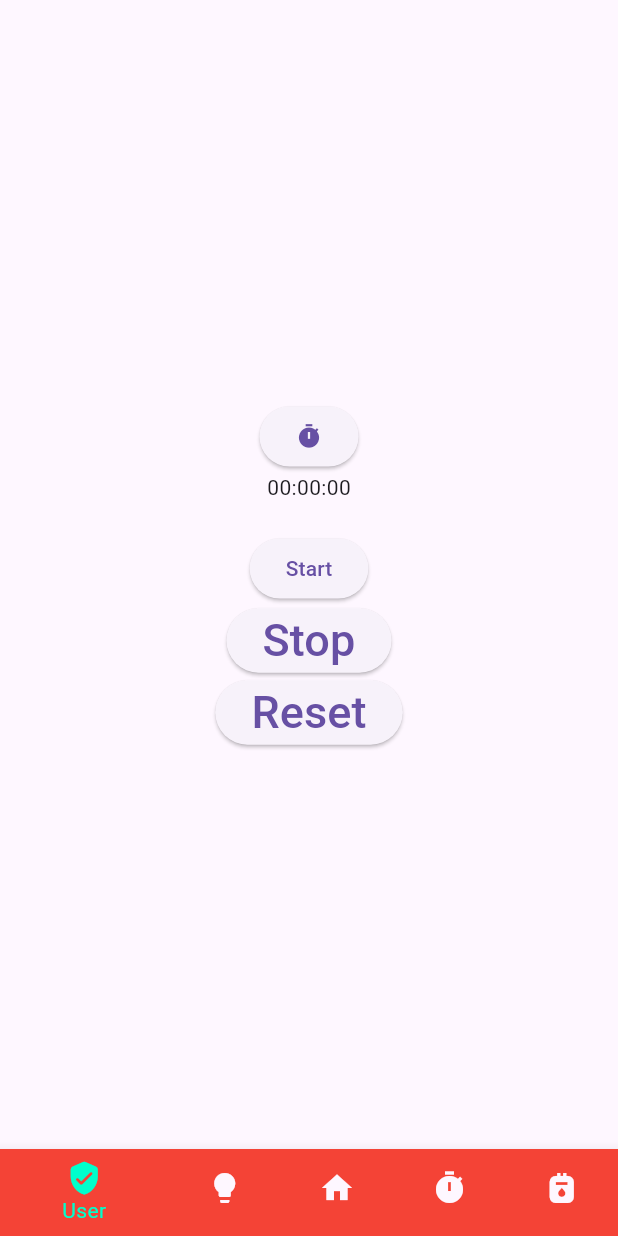
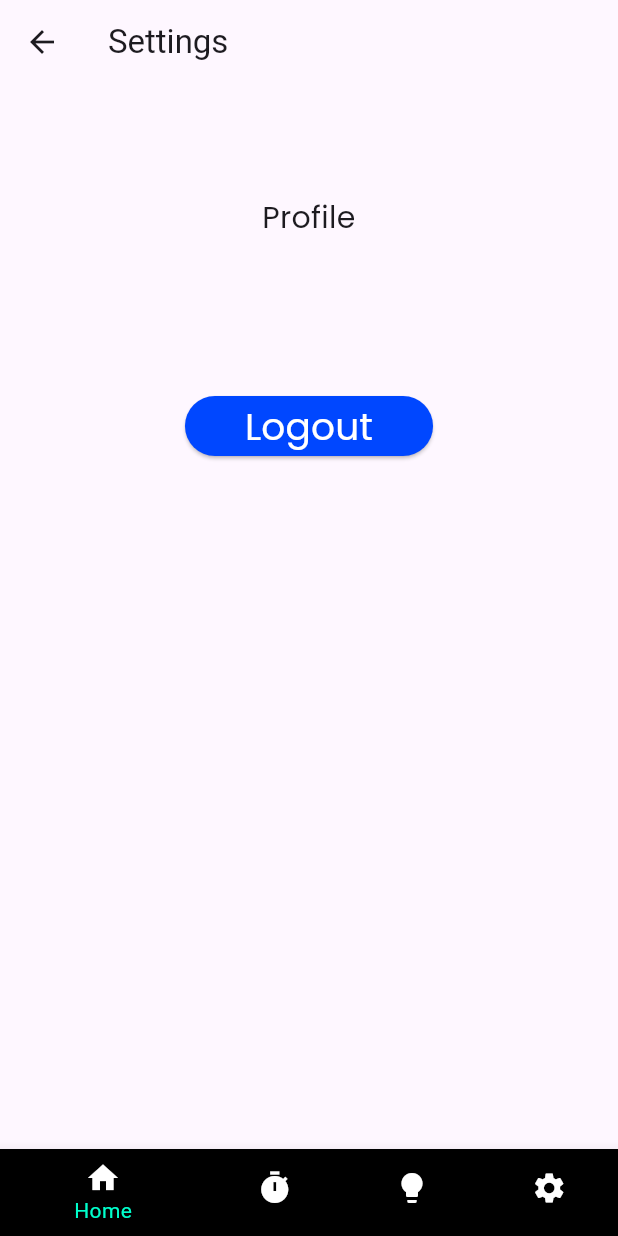
Before and after one commit to MTonilon22/Ardu-Illuminate, a Flutter app: the MyHomePage screen opened directly, swiped to page 4, on a phone screen of 412 x 824 dp. Run offline on Flutter 3.47's test engine with Material 2 defaults, Android fonts, the light colour scheme and no system bars; missing offline and left inert: duration_picker; network calls fail.

Commit message:
4 functions - settings and profile settings and logout.

```diff
--- a/lib/main.dart
+++ b/lib/main.dart
@@ -2,6 +2,7 @@ import 'package:flutter/material.dart';
 import 'loginpage.dart';
 import 'first.dart';
 import 'second.dart';
+import 'settingsPage.dart';
 import 'third.dart';
 import 'fourth.dart';
 import 'fifth.dart';
@@ -47,11 +48,12 @@ class _MyHomePageState extends State<MyHomePage> {
   final PageController _pageController = PageController();
 
   final List<Widget> _widgetOptions = [
-    FirstScreen(),
-    EnlighteningDetails(),
+
     ThirdScreen(),
     FourthScreen(),
     FifthScreen(),
+    SettingsPage(),
+
   ];
 
   void _onItemTapped(int index) {
@@ -70,30 +72,25 @@ class _MyHomePageState extends State<MyHomePage> {
       ),
       bottomNavigationBar: BottomNavigationBar(
         items: const <BottomNavigationBarItem>[
-          BottomNavigationBarItem(
-            icon: Icon(Icons.verified_user_rounded),
-            label: "User",
-            backgroundColor: Colors.red,
+           BottomNavigationBarItem(
+            icon: Icon(Icons.home, color: Colors.white),
+            label: "Home",
+            backgroundColor: Colors.black,
           ),
           BottomNavigationBarItem(
-            icon: Icon(Icons.lightbulb),
-            label: "Light",
-            backgroundColor: Colors.blueAccent,
+           icon: Icon(Icons.timer, color: Colors.white),
+            label: "Timer",
+            backgroundColor: Colors.black,
           ),
           BottomNavigationBarItem(
-            icon: Icon(Icons.home),
-            label: "Home",
-            backgroundColor: Colors.grey,
+            icon: Icon(Icons.lightbulb, color: Colors.white),
+            label: "Power",
+            backgroundColor: Colors.black,
           ),
           BottomNavigationBarItem(
-            icon: Icon(Icons.timer),
-            label: "Timer",
-            backgroundColor: Colors.purpleAccent,
-          ),
-          BottomNavigationBarItem(
-            icon: Icon(Icons.gas_meter),
-            label: "Energy Meter",
-            backgroundColor: Colors.orange,
+            icon: Icon(Icons.settings, color: Colors.white),
+            label: "User",
+            backgroundColor: Colors.black,
           ),
         ],
         currentIndex: _selectedindex,
--- /dev/null
+++ b/lib/settingsPage.dart
@@ -0,0 +1,147 @@
+import 'package:flutter/material.dart';
+
+class SettingsPage extends StatelessWidget {
+  const SettingsPage({Key? key}) : super(key: key);
+
+  void _logout(BuildContext context) {
+    // Implement code to logout the user
+  }
+
+  @override
+  Widget build(BuildContext context) {
+    return Scaffold(
+      appBar: AppBar(
+        title: const Text('Settings'),
+      ),
+      body: SingleChildScrollView(
+        child: Center(
+          child: Padding(
+            padding: const EdgeInsets.all(50),
+            child: Column(
+              mainAxisAlignment: MainAxisAlignment.center,
+              children: <Widget>[
+                const SizedBox(height: 25),
+                const Text(
+                  'Profile',
+                  style: TextStyle(
+                    fontFamily: 'Poppins',
+                    fontSize: 20,
+                  ),
+                  textAlign: TextAlign.center,
+                ),
+                const SizedBox(height: 50),
+                // Add profile settings here
+                const SizedBox(height: 50),
+                ElevatedButton(
+                  onPressed: () {
+                    _logout(context);
+                  },
+                  style: ElevatedButton.styleFrom(
+                    padding: const EdgeInsets.symmetric(horizontal: 40),
+                    shape: RoundedRectangleBorder(
+                      borderRadius: BorderRadius.circular(30),
+                    ),
+                    backgroundColor: const Color(0xFF0047FF),
+                  ),
+                  child: const Text(
+                    'Logout',
+                    style: TextStyle(
+                      fontSize: 25,
+                      fontFamily: 'Poppins',
+                      color: Colors.white,
+                    ),
+                  ),
+                ),
+              ],
+            ),
+          ),
+        ),
+      ),
+    );
+  }
+}
+
+// // ignore_for_file: depend_on_referenced_packages
+
+// import 'package:flutter/material.dart';
+// import 'package:flutter_settings_screens/flutter_settings_screens.dart';
+// class SettingsPage extends StatefulWidget {
+//   @override
+//   _SettingsPageState createState() => _SettingsPageState();
+// }
+
+// class _SettingsPageState extends State<SettingsPage> {
+//   bool _isDarkModeEnabled = false;
+//   String _username = 'John Doe';
+
+//   @override
+//   Widget build(BuildContext context) {
+//     return Scaffold(
+//       appBar: AppBar(
+//         title: const Text('Settings'),
+//       ),
+//       body: Column(
+//         children: [
+//           SizedBox(
+//             height: 150,
+//             child: Stack(
+//               children: [
+//                 Positioned.fill(
+//                   child: Image.network(
+//                     'https://images.unsplash.com/photo-1531080853569-04cda6c5887e',
+//                     fit: BoxFit.cover,
+//                   ),
+//                 ),
+//                 Positioned(
+//                   bottom: 0,
+//                   left: 16,
+//                   child: CircleAvatar(
+//                     radius: 45,
+//                     backgroundImage: NetworkImage(
+//                         'https://images.unsplash.com/photo-1576508212696-2964d74ae9fb'),
+//                   ),
+//                 ),
+//                 Positioned(
+//                   bottom: 16,
+//                   left: 120,
+//                   child: Text(
+//                     _username,
+//                     style: Theme.of(context).textTheme.headline6,
+//                   ),
+//                 ),
+//               ],
+//             ),
+//           ),
+//           // SwitchSettingsTile(
+//           //   settingKey: 'darkMode',
+//           //   title: 'Dark Mode',
+//           //   enabledLabel: 'On',
+//           //   disabledLabel: 'Off',
+//           //   leading: const Icon(Icons.brightness_4),
+//           //   onChange: (value) {
+//           //     setState(() {
+//           //       _isDarkModeEnabled = value!;
+//           //     });
+//           //   },
+//           // ),
+//           SimpleSettingsTile(
+//             title: 'User Settings',
+//             subtitle: 'Change your username and other settings',
+//             leading: const Icon(Icons.person),
+//             onTap: () {
+//               // Implement your user settings screen navigation here
+//             },
+//           ),
+//           SimpleSettingsTile(
+//             title: 'Logout',
+//             subtitle: 'Log out of your account',
+//             leading: const Icon(Icons.logout),
+//             onTap: () {
+//               // Implement your logout logic here
+//             },
+//           ),
+//         ],
+//       ),
+//     );
+//   }
+// }
--- a/pubspec.yaml
+++ b/pubspec.yaml
@@ -29,6 +29,7 @@ environment:
 # versions available, run `flutter pub outdated`.
 dependencies:
   intl: ^0.18.0
+  flutter_settings_screens: ^0.2.2+1
   flutter:
     sdk: flutter
 
@@ -43,6 +44,7 @@ dependencies:
 dev_dependencies:
   flutter_test:
     sdk: flutter
+
 
   # The "flutter_lints" package below contains a set of recommended lints to
   # encourage good coding practices. The lint set provided by the package is
```
Also changed, not shown: pubspec.lock, 1 other file.
